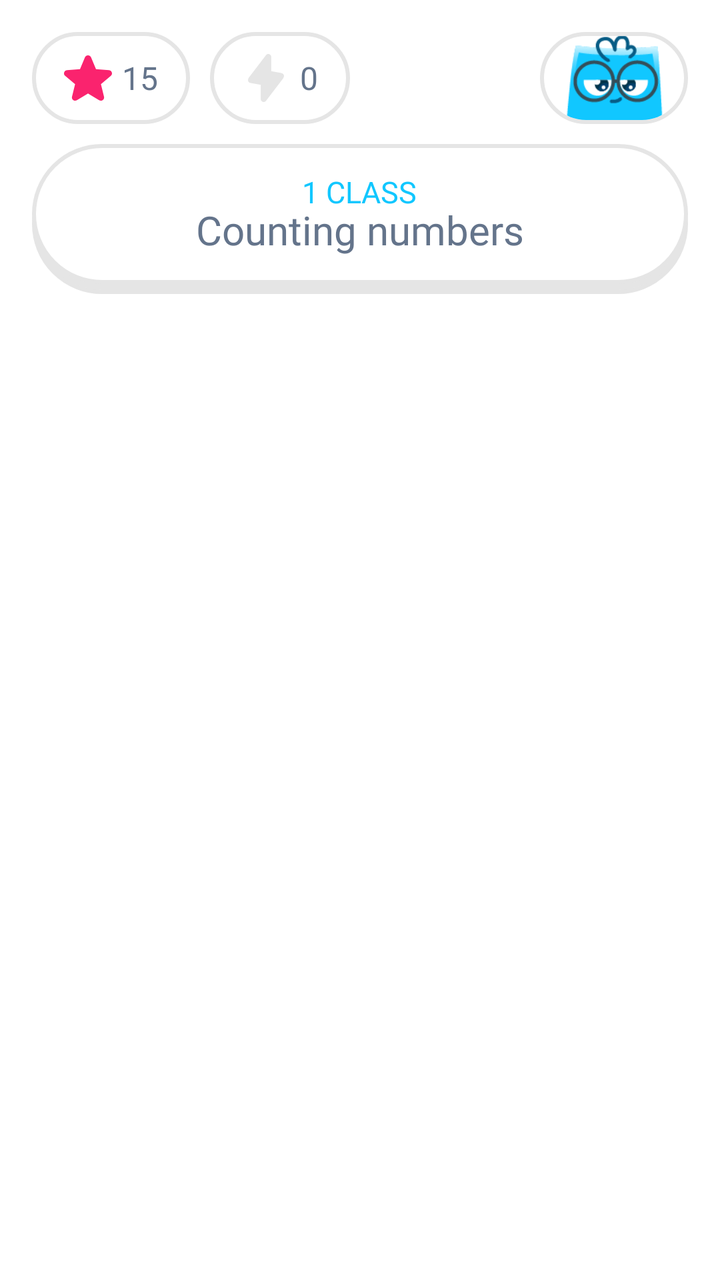
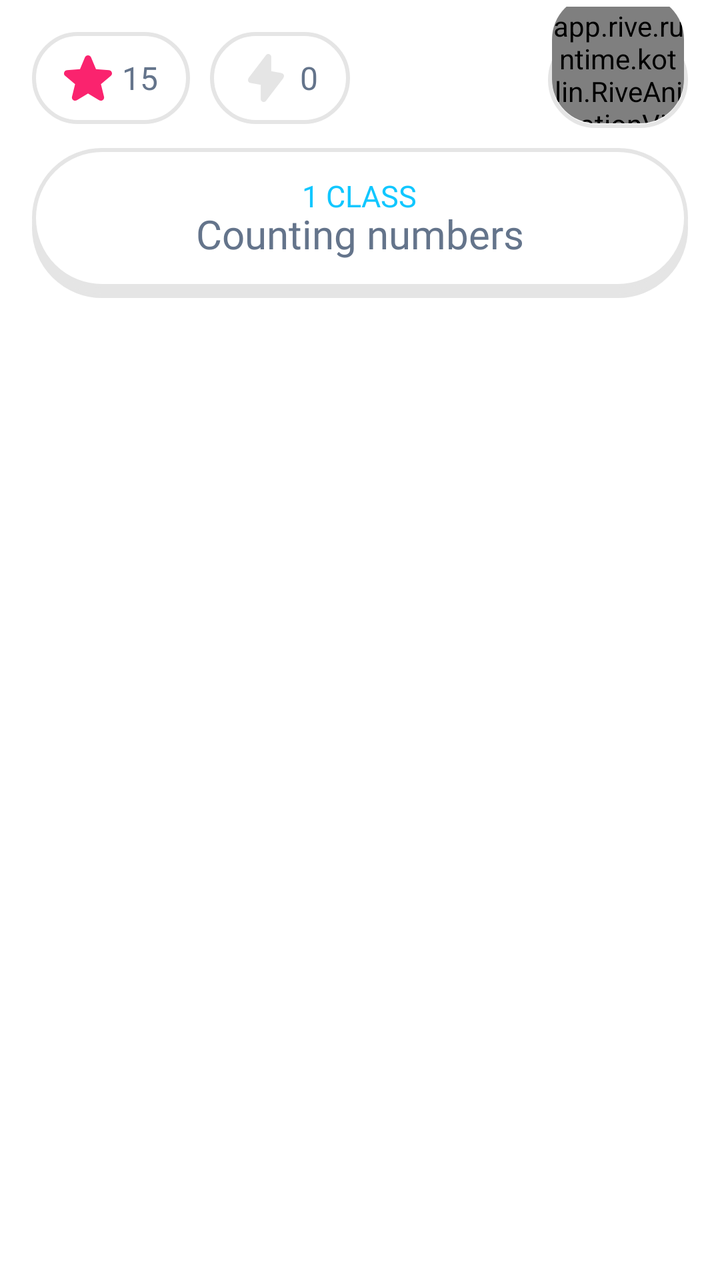

Compare the two renders of this Android layout. The source of the first and the diff that turns it into the second are given below.
<!-- AndroidManifest.xml: application theme Theme.Tetragon -->
<!-- res/layout/fragment_home.xml -->
<?xml version="1.0" encoding="utf-8"?>
<androidx.constraintlayout.widget.ConstraintLayout xmlns:android="http://schemas.android.com/apk/res/android"
    xmlns:app="http://schemas.android.com/apk/res-auto"
    xmlns:tools="http://schemas.android.com/tools"
    android:layout_width="match_parent"
    android:layout_height="match_parent"
    tools:context=".fragments.HomeFragment">

    <FrameLayout
        android:id="@+id/home_content_frame"
        android:layout_width="0dp"
        android:layout_height="0dp"
        app:layout_constraintBottom_toBottomOf="parent"
        app:layout_constraintEnd_toEndOf="parent"
        app:layout_constraintStart_toStartOf="parent"
        app:layout_constraintTop_toTopOf="parent" />

    <androidx.constraintlayout.widget.ConstraintLayout
        android:id="@+id/topBar"
        android:layout_width="0dp"
        android:layout_height="wrap_content"
        android:background="@drawable/top_bar_gradient"
        android:paddingLeft="16dp"
        android:paddingTop="16dp"
        android:paddingRight="16dp"
        app:layout_constraintEnd_toEndOf="parent"
        app:layout_constraintStart_toStartOf="parent"
        app:layout_constraintTop_toTopOf="parent">

        <androidx.constraintlayout.widget.ConstraintLayout
            android:id="@+id/constraintLayout2"
            android:layout_width="wrap_content"
            android:layout_height="wrap_content"
            android:background="@drawable/custom_background"
            android:padding="6dp"
            app:layout_constraintStart_toStartOf="parent"
            app:layout_constraintTop_toTopOf="parent">

            <LinearLayout
                android:layout_width="wrap_content"
                android:layout_height="wrap_content"
                android:gravity="center"
                android:orientation="horizontal"
                android:paddingStart="10dp"
                android:paddingTop="5dp"
                android:paddingEnd="10dp"
                android:paddingBottom="5dp"
                app:layout_constraintStart_toStartOf="parent"
                app:layout_constraintTop_toTopOf="parent">

                <ImageView
                    android:id="@+id/starIcon"
                    android:layout_width="24dp"
                    android:layout_height="24dp"
                    android:src="@drawable/star" />

                <TextView
                    android:id="@+id/starCountText"
                    android:layout_width="wrap_content"
                    android:layout_height="wrap_content"
                    android:layout_marginStart="5dp"
                    android:fontFamily="@font/inter_semibold"
                    android:text="15"
                    android:textColor="@color/text_color"
                    android:textSize="16sp" />

            </LinearLayout>
        </androidx.constraintlayout.widget.ConstraintLayout>

        <androidx.constraintlayout.widget.ConstraintLayout
            android:id="@+id/constraintLayout6"
            android:layout_width="wrap_content"
            android:layout_height="wrap_content"
            android:layout_marginStart="10dp"
            android:background="@drawable/custom_background"
            android:padding="6dp"
            app:layout_constraintStart_toEndOf="@+id/constraintLayout2"
            app:layout_constraintTop_toTopOf="parent">

            <LinearLayout
                android:layout_width="wrap_content"
                android:layout_height="wrap_content"
                android:gravity="center"
                android:orientation="horizontal"
                android:paddingStart="10dp"
                android:paddingTop="5dp"
                android:paddingEnd="10dp"
                android:paddingBottom="5dp"
                app:layout_constraintStart_toStartOf="parent"
                app:layout_constraintTop_toTopOf="parent">

                <ImageView
                    android:id="@+id/streakIcon"
                    android:layout_width="24dp"
                    android:layout_height="24dp"
                    android:src="@drawable/streak_null" />

                <TextView
                    android:id="@+id/streakNumber"
                    android:layout_width="wrap_content"
                    android:layout_height="wrap_content"
                    android:layout_marginStart="5dp"
                    android:fontFamily="@font/inter_semibold"
                    android:text="0"
                    android:textColor="@color/text_color"
                    android:textSize="16sp" />

            </LinearLayout>
        </androidx.constraintlayout.widget.ConstraintLayout>


        <androidx.constraintlayout.widget.ConstraintLayout
            android:id="@+id/chatContainer"
            android:layout_width="wrap_content"
            android:layout_height="wrap_content"
            android:background="@drawable/custom_background"
            android:padding="2dp"
            app:layout_constraintEnd_toEndOf="parent"
            app:layout_constraintTop_toTopOf="parent">

            <androidx.cardview.widget.CardView
                android:layout_width="70dp"
                android:layout_height="42dp"
                app:cardBackgroundColor="@android:color/transparent"
                app:cardCornerRadius="25dp"
                app:cardElevation="0dp"
                app:cardPreventCornerOverlap="false"
                app:layout_constraintBottom_toBottomOf="parent"
                app:layout_constraintEnd_toEndOf="parent"
                app:layout_constraintStart_toStartOf="parent"
                app:layout_constraintTop_toTopOf="parent">

                <ImageView
                    android:id="@+id/chat"
                    android:layout_width="match_parent"
                    android:layout_height="match_parent"
                    android:paddingLeft="3dp"
                    android:paddingRight="5dp"
                    android:scaleType="centerCrop"
                    android:src="@drawable/chat_mr_square" />

            </androidx.cardview.widget.CardView>

        </androidx.constraintlayout.widget.ConstraintLayout>

    </androidx.constraintlayout.widget.ConstraintLayout>

    <FrameLayout
        android:id="@+id/class_button_container"
        android:layout_width="0dp"
        android:layout_height="wrap_content"
        android:layout_marginTop="10dp"
        android:clipChildren="false"
        android:clipToPadding="false"
        android:paddingLeft="16dp"
        android:paddingRight="16dp"
        android:paddingBottom="5dp"
        app:layout_constraintEnd_toEndOf="parent"
        app:layout_constraintStart_toStartOf="parent"
        app:layout_constraintTop_toBottomOf="@+id/topBar">

        <FrameLayout
            android:id="@+id/class_btn_frame"
            android:layout_width="match_parent"
            android:layout_height="wrap_content">

            <View
                android:layout_width="match_parent"
                android:layout_height="70dp"
                android:background="@drawable/custom_button"
                android:backgroundTint="@color/gray_2"
                android:translationY="5dp" />

            <FrameLayout
                android:id="@+id/class_btn"
                android:layout_width="match_parent"
                android:layout_height="70dp"
                android:background="@drawable/custom_button"
                android:clickable="true"
                android:focusable="true"
                android:stateListAnimator="@drawable/button_animator">

                <LinearLayout
                    android:layout_width="wrap_content"
                    android:layout_height="match_parent"
                    android:layout_gravity="center"
                    android:gravity="center"
                    android:orientation="vertical">

                    <TextView
                        android:id="@+id/class_label"
                        android:layout_width="wrap_content"
                        android:layout_height="wrap_content"
                        android:layout_marginBottom="-5dp"
                        android:fontFamily="@font/inter_semibold"
                        android:text="1 CLASS"
                        android:textColor="@color/blue_2"
                        android:textSize="15sp" />

                    <TextView
                        android:id="@+id/topic_name"
                        android:layout_width="wrap_content"
                        android:layout_height="wrap_content"
                        android:fontFamily="@font/inter_semibold"
                        android:text="Counting numbers"
                        android:textColor="@color/text_color"
                        android:textSize="20sp" />
                </LinearLayout>
            </FrameLayout>
        </FrameLayout>
    </FrameLayout>
</androidx.constraintlayout.widget.ConstraintLayout>
<!-- resources referenced by this layout -->
<resources>
  <color name="blue_2">#11C7FF</color>
  <color name="gray_2">#E5E5E5</color>
  <color name="text_color">#64748b</color>
  <!-- drawable button_animator (drawable) -->
  <?xml version="1.0" encoding="utf-8"?>
  <selector xmlns:android="http://schemas.android.com/apk/res/android">
  
      
      <item android:state_pressed="true">
          <objectAnimator
              android:propertyName="translationY"
              android:valueTo="5dp"
              android:duration="0" />
      </item>
  
      
      <item>
          <objectAnimator
              android:propertyName="translationY"
              android:valueTo="0dp"
              android:duration="0" />
      </item>
  
  </selector>
  <!-- drawable chat_mr_square: png bitmap (drawable, 6576 bytes) -->
  <!-- drawable custom_background (drawable) -->
  <?xml version="1.0" encoding="utf-8"?>
  <shape xmlns:android="http://schemas.android.com/apk/res/android"
      android:shape="rectangle">
      <solid android:color="#ffffff"/>
      <stroke android:color="#e5e5e5"
          android:width="2dp"/>
      <corners android:radius="40dp"/>
  </shape>
  <!-- drawable custom_button (drawable) -->
  <?xml version="1.0" encoding="utf-8"?>
  <shape xmlns:android="http://schemas.android.com/apk/res/android"
      android:shape="rectangle">
      <solid android:color="#ffffff"/>
      <stroke android:color="#e5e5e5"
          android:width="2dp"/>
      <corners android:radius="100dp"/>
  </shape>
  <!-- drawable star (drawable) -->
  <vector xmlns:android="http://schemas.android.com/apk/res/android"
      android:width="44.24dp"
      android:height="42.37dp"
      android:viewportWidth="44.24"
      android:viewportHeight="42.37">
    <path
        android:pathData="M24.94,1.89l4.55,11.07 11.93,0.9c2.72,0.21 3.82,3.6 1.74,5.36l-9.12,7.74 2.83,11.63c0.64,2.65 -2.24,4.75 -4.56,3.31l-10.18,-6.28 -10.18,6.28c-2.32,1.43 -5.21,-0.67 -4.56,-3.31l2.83,-11.63L1.08,19.23c-2.08,-1.76 -0.97,-5.16 1.74,-5.36l11.93,-0.9L19.3,1.89c1.04,-2.52 4.6,-2.52 5.64,0Z"
        android:fillColor="#fa236e"/>
  </vector>
  <!-- drawable streak_null (drawable) -->
  <vector xmlns:android="http://schemas.android.com/apk/res/android"
      android:width="31.58dp"
      android:height="41.55dp"
      android:viewportWidth="31.58"
      android:viewportHeight="41.55">
    <path
        android:pathData="M30.76,21.2l-14.94,19.39c-1.58,1.98 -4.64,0.61 -4.64,-1.42v-12.49l-8.75,-1.53c-2.87,-0.64 -2.9,-3.06 -1.62,-4.79L15.75,0.96c1.58,-1.97 4.64,-0.61 4.64,1.43v12.48l8.76,1.53c2.87,0.64 2.9,3.07 1.61,4.8Z"
        android:fillColor="@color/gray_2"/>
  </vector>
  <!-- drawable top_bar_gradient (drawable) -->
  <?xml version="1.0" encoding="utf-8"?>
  <shape xmlns:android="http://schemas.android.com/apk/res/android" android:shape="rectangle">
      <gradient
          android:startColor="@android:color/white"
          android:endColor="@android:color/transparent"
          android:angle="270" />
  </shape>
  <style name="Theme.Tetragon" parent="Base.Theme.Tetragon" />
  <style name="Base.Theme.Tetragon" parent="Theme.Material3.DayNight.NoActionBar">
          <item name="android:statusBarColor">@color/white</item>
          <item name="android:navigationBarColor">@color/white</item>
          <item name="android:windowLightStatusBar">true</item>
  
          <item name="android:windowBackground">@color/white</item>
          <item name="android:colorBackground">@color/white</item>
  
          <item name="android:windowIsTranslucent">false</item>
      </style>
  <color name="white">#FFFFFFFF</color>
</resources>

<!-- the commit's change to res/layout/fragment_home.xml (unified diff, before → after) -->
@@ -1,15 +1,18 @@
 <?xml version="1.0" encoding="utf-8"?>
 <androidx.constraintlayout.widget.ConstraintLayout xmlns:android="http://schemas.android.com/apk/res/android"
     xmlns:app="http://schemas.android.com/apk/res-auto"
-    xmlns:tools="http://schemas.android.com/tools"
+    xmlns:tools="http://tools.android.com/tools"
     android:layout_width="match_parent"
     android:layout_height="match_parent"
+    android:clipChildren="false"
+    android:clipToPadding="false"
     tools:context=".fragments.HomeFragment">
 
     <FrameLayout
         android:id="@+id/home_content_frame"
         android:layout_width="0dp"
         android:layout_height="0dp"
+        android:visibility="visible"
         app:layout_constraintBottom_toBottomOf="parent"
         app:layout_constraintEnd_toEndOf="parent"
         app:layout_constraintStart_toStartOf="parent"
@@ -23,6 +26,9 @@
         android:paddingLeft="16dp"
         android:paddingTop="16dp"
         android:paddingRight="16dp"
+        android:visibility="visible"
+        android:clipChildren="false"
+        android:clipToPadding="false"
         app:layout_constraintEnd_toEndOf="parent"
         app:layout_constraintStart_toStartOf="parent"
         app:layout_constraintTop_toTopOf="parent">
@@ -108,36 +114,52 @@
             </LinearLayout>
         </androidx.constraintlayout.widget.ConstraintLayout>
 
-
         <androidx.constraintlayout.widget.ConstraintLayout
             android:id="@+id/chatContainer"
-            android:layout_width="wrap_content"
-            android:layout_height="wrap_content"
-            android:background="@drawable/custom_background"
-            android:padding="2dp"
+            android:layout_width="70dp"
+            android:layout_height="48dp"
+            android:clickable="true"
+            android:focusable="true"
+            android:clipChildren="false"
+            android:clipToPadding="false"
             app:layout_constraintEnd_toEndOf="parent"
             app:layout_constraintTop_toTopOf="parent">
 
+            <View
+                android:id="@+id/pillBackground"
+                android:layout_width="match_parent"
+                android:layout_height="match_parent"
+                android:background="@drawable/custom_background"
+                app:layout_constraintBottom_toBottomOf="parent"
+                app:layout_constraintTop_toTopOf="parent" />
+
             <androidx.cardview.widget.CardView
-                android:layout_width="70dp"
-                android:layout_height="42dp"
+                android:layout_width="match_parent"
+                android:layout_height="64dp"
+                android:layout_marginStart="2dp"
+                android:layout_marginEnd="2dp"
+                android:layout_marginBottom="2.5dp"
+                android:clickable="false"
+                android:focusable="false"
                 app:cardBackgroundColor="@android:color/transparent"
-                app:cardCornerRadius="25dp"
+                app:cardCornerRadius="22dp"
                 app:cardElevation="0dp"
                 app:cardPreventCornerOverlap="false"
                 app:layout_constraintBottom_toBottomOf="parent"
                 app:layout_constraintEnd_toEndOf="parent"
-                app:layout_constraintStart_toStartOf="parent"
-                app:layout_constraintTop_toTopOf="parent">
-
-                <ImageView
-                    android:id="@+id/chat"
+                app:layout_constraintStart_toStartOf="parent">
+
+                <app.rive.runtime.kotlin.RiveAnimationView
+                    android:id="@+id/chat_mr_square_rive"
                     android:layout_width="match_parent"
-                    android:layout_height="match_parent"
-                    android:paddingLeft="3dp"
-                    android:paddingRight="5dp"
-                    android:scaleType="centerCrop"
-                    android:src="@drawable/chat_mr_square" />
+                    android:layout_height="64dp"
+                    android:layout_marginBottom="-6dp"
+                    android:layout_gravity="bottom"
+                    android:clickable="false"
+                    android:focusable="false"
+                    app:riveAutoPlay="true"
+                    app:riveResource="@raw/mr_square_chat"
+                    app:riveStateMachine="State Machine 1" />
 
             </androidx.cardview.widget.CardView>
 
@@ -155,6 +177,7 @@
         android:paddingLeft="16dp"
         android:paddingRight="16dp"
         android:paddingBottom="5dp"
+        android:visibility="visible"
         app:layout_constraintEnd_toEndOf="parent"
         app:layout_constraintStart_toStartOf="parent"
         app:layout_constraintTop_toBottomOf="@+id/topBar">
@@ -209,4 +232,38 @@
             </FrameLayout>
         </FrameLayout>
     </FrameLayout>
+
+    <LinearLayout
+        android:id="@+id/loadingLayout"
+        android:layout_width="0dp"
+        android:layout_height="0dp"
+        android:background="#FFFFFF"
+        android:clickable="true"
+        android:focusable="true"
+        android:gravity="center"
+        android:orientation="vertical"
+        android:visibility="gone"
+        app:layout_constraintBottom_toBottomOf="parent"
+        app:layout_constraintEnd_toEndOf="parent"
+        app:layout_constraintStart_toStartOf="parent"
+        app:layout_constraintTop_toTopOf="parent"
+        tools:visibility="visible">
+
+        <ProgressBar
+            android:id="@+id/loadingProgressBar"
+            android:layout_width="50dp"
+            android:layout_height="50dp"
+            android:indeterminate="true"
+            android:indeterminateTint="@color/blue_2" />
+
+        <TextView
+            android:id="@+id/loadingText"
+            android:layout_width="wrap_content"
+            android:layout_height="wrap_content"
+            android:layout_marginTop="12dp"
+            android:fontFamily="@font/inter_semibold"
+            android:text="@string/loading"
+            android:textColor="@color/text_color" />
+    </LinearLayout>
+
 </androidx.constraintlayout.widget.ConstraintLayout>
<!-- resource entries referenced after the edit -->
@@ -24,7 +24,6 @@
       </item>
   
   </selector>
-  <!-- drawable chat_mr_square: png bitmap (drawable, 6576 bytes) -->
   <!-- drawable custom_background (drawable) -->
   <?xml version="1.0" encoding="utf-8"?>
   <shape xmlns:android="http://schemas.android.com/apk/res/android"
@@ -71,6 +70,7 @@
           android:endColor="@android:color/transparent"
           android:angle="270" />
   </shape>
+  <string name="loading">LOADING...</string>
   <style name="Theme.Tetragon" parent="Base.Theme.Tetragon" />
   <style name="Base.Theme.Tetragon" parent="Theme.Material3.DayNight.NoActionBar">
           <item name="android:statusBarColor">@color/white</item>
